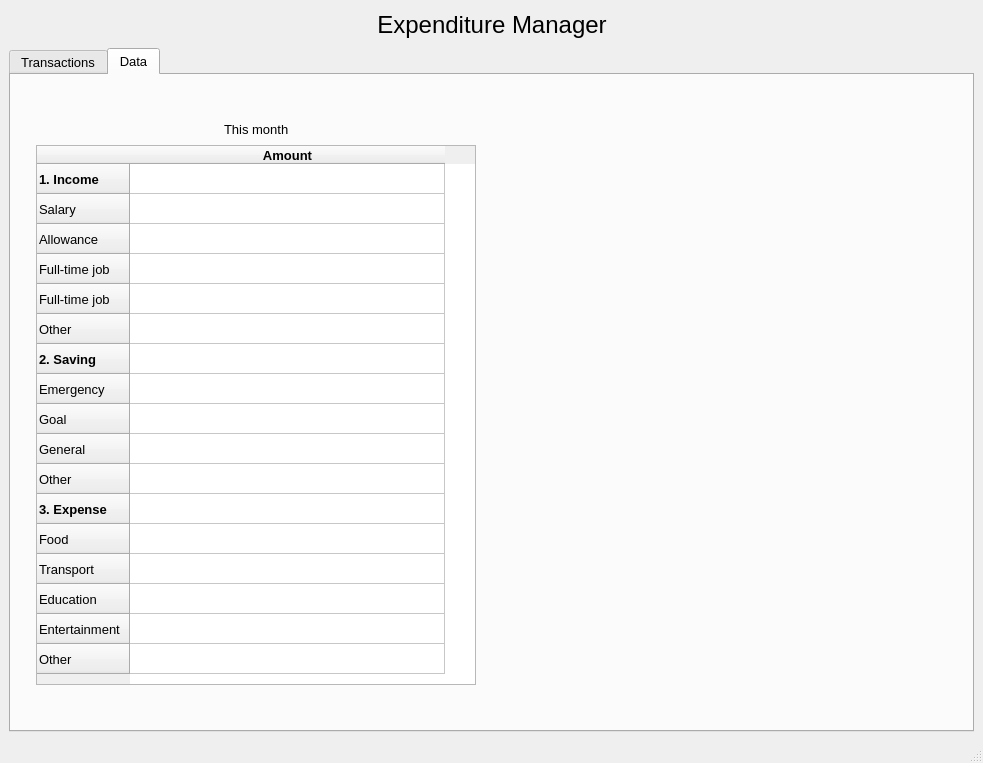
thinh-doan/Expenditure_Manager, file ui_files/Inter_MainWindow.ui: the form before one commit.
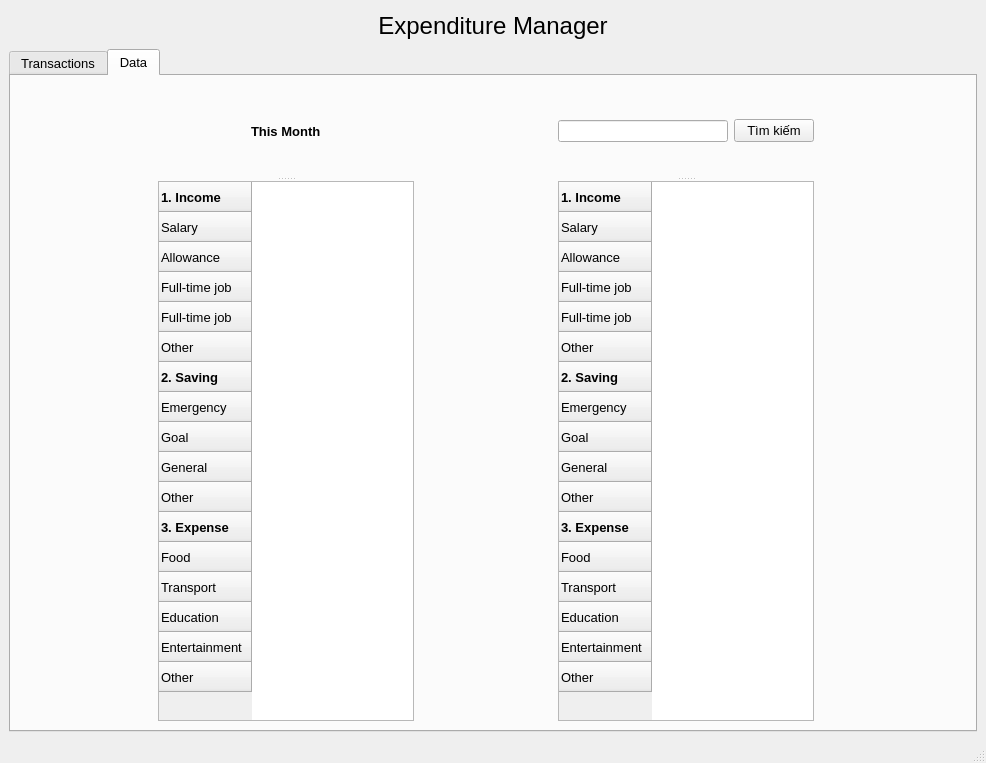
The form after the commit. The open tabs and pages were chosen to show the change.

Diff of the .ui file:
```diff
--- a/ui_files/Inter_MainWindow.ui
+++ b/ui_files/Inter_MainWindow.ui
@@ -6,7 +6,7 @@
    <rect>
     <x>0</x>
     <y>0</y>
-    <width>983</width>
+    <width>986</width>
     <height>763</height>
    </rect>
   </property>
@@ -19,7 +19,7 @@
    <string>Expenditure Manager</string>
   </property>
   <widget class="QWidget" name="centralwidget">
-   <layout class="QVBoxLayout" name="verticalLayout_3">
+   <layout class="QVBoxLayout" name="verticalLayout_3" stretch="1,20">
     <item>
      <layout class="QHBoxLayout" name="horizontalLayout">
       <item>
@@ -69,7 +69,7 @@
        </sizepolicy>
       </property>
       <property name="currentIndex">
-       <number>1</number>
+       <number>0</number>
       </property>
       <widget class="QWidget" name="tabTransactions">
        <attribute name="title">
@@ -95,6 +95,22 @@
                 </property>
                </spacer>
               </item>
+              <item>
+               <widget class="QLineEdit" name="txtMonth"/>
+              </item>
+              <item>
+               <spacer name="horizontalSpacer_18">
+                <property name="orientation">
+                 <enum>Qt::Horizontal</enum>
+                </property>
+                <property name="sizeHint" stdset="0">
+                 <size>
+                  <width>40</width>
+                  <height>20</height>
+                 </size>
+                </property>
+               </spacer>
+              </item>
               <item>
                <widget class="QPushButton" name="btnAdd_Income">
                 <property name="text">
@@ -390,270 +406,410 @@
        <attribute name="title">
         <string>Data</string>
        </attribute>
-       <layout class="QGridLayout" name="gridLayout_8">
-        <item row="3" column="0">
-         <spacer name="verticalSpacer_5">
+       <layout class="QHBoxLayout" name="horizontalLayout_8">
+        <item>
+         <spacer name="horizontalSpacer_15">
           <property name="orientation">
-           <enum>Qt::Vertical</enum>
+           <enum>Qt::Horizontal</enum>
           </property>
           <property name="sizeHint" stdset="0">
            <size>
-            <width>20</width>
-            <height>40</height>
+            <width>129</width>
+            <height>20</height>
            </size>
           </property>
          </spacer>
         </item>
-        <item row="2" column="0">
-         <layout class="QHBoxLayout" name="horizontalLayout_4">
-          <item>
-           <widget class="QTableWidget" name="tableThisMonth">
-            <property name="sizePolicy">
-             <sizepolicy hsizetype="Expanding" vsizetype="Expanding">
-              <horstretch>0</horstretch>
-              <verstretch>0</verstretch>
-             </sizepolicy>
+        <item>
+         <widget class="QSplitter" name="splitter_2">
+          <property name="orientation">
+           <enum>Qt::Vertical</enum>
+          </property>
+          <widget class="QWidget" name="layoutWidget">
+           <layout class="QHBoxLayout" name="horizontalLayout_7">
+            <item>
+             <spacer name="horizontalSpacer_13">
+              <property name="orientation">
+               <enum>Qt::Horizontal</enum>
+              </property>
+              <property name="sizeHint" stdset="0">
+               <size>
+                <width>40</width>
+                <height>20</height>
+               </size>
+              </property>
+             </spacer>
+            </item>
+            <item>
+             <widget class="QLabel" name="label_5">
+              <property name="font">
+               <font>
+                <weight>75</weight>
+                <bold>true</bold>
+               </font>
+              </property>
+              <property name="text">
+               <string>This Month</string>
+              </property>
+             </widget>
+            </item>
+            <item>
+             <spacer name="horizontalSpacer_14">
+              <property name="orientation">
+               <enum>Qt::Horizontal</enum>
+              </property>
+              <property name="sizeHint" stdset="0">
+               <size>
+                <width>40</width>
+                <height>20</height>
+               </size>
+              </property>
+             </spacer>
+            </item>
+           </layout>
+          </widget>
+          <widget class="QTableWidget" name="tableThisMonth">
+           <property name="enabled">
+            <bool>true</bool>
+           </property>
+           <property name="maximumSize">
+            <size>
+             <width>440</width>
+             <height>540</height>
+            </size>
+           </property>
+           <property name="font">
+            <font>
+             <pointsize>10</pointsize>
+            </font>
+           </property>
+           <property name="layoutDirection">
+            <enum>Qt::LeftToRight</enum>
+           </property>
+           <attribute name="horizontalHeaderDefaultSectionSize">
+            <number>315</number>
+           </attribute>
+           <attribute name="verticalHeaderDefaultSectionSize">
+            <number>30</number>
+           </attribute>
+           <row>
+            <property name="text">
+             <string>1. Income</string>
             </property>
-            <property name="minimumSize">
-             <size>
-              <width>440</width>
-              <height>540</height>
-             </size>
+            <property name="font">
+             <font>
+              <weight>75</weight>
+              <bold>true</bold>
+             </font>
             </property>
-            <property name="maximumSize">
-             <size>
-              <width>440</width>
-              <height>540</height>
-             </size>
+           </row>
+           <row>
+            <property name="text">
+             <string>Salary</string>
             </property>
+            <property name="textAlignment">
+             <set>AlignLeading|AlignVCenter</set>
+            </property>
+           </row>
+           <row>
+            <property name="text">
+             <string>Allowance</string>
+            </property>
+           </row>
+           <row>
+            <property name="text">
+             <string>Full-time job</string>
+            </property>
+           </row>
+           <row>
+            <property name="text">
+             <string>Full-time job</string>
+            </property>
+           </row>
+           <row>
+            <property name="text">
+             <string>Other</string>
+            </property>
+           </row>
+           <row>
+            <property name="text">
+             <string>2. Saving</string>
+            </property>
             <property name="font">
              <font>
-              <pointsize>10</pointsize>
+              <weight>75</weight>
+              <bold>true</bold>
              </font>
             </property>
-            <property name="layoutDirection">
-             <enum>Qt::LeftToRight</enum>
+           </row>
+           <row>
+            <property name="text">
+             <string>Emergency</string>
             </property>
-            <attribute name="horizontalHeaderDefaultSectionSize">
-             <number>315</number>
-            </attribute>
-            <attribute name="verticalHeaderDefaultSectionSize">
-             <number>30</number>
-            </attribute>
-            <row>
-             <property name="text">
-              <string>1. Income</string>
-             </property>
-             <property name="font">
-              <font>
-               <weight>75</weight>
-               <bold>true</bold>
-              </font>
-             </property>
-            </row>
-            <row>
-             <property name="text">
-              <string>Salary</string>
-             </property>
-             <property name="textAlignment">
-              <set>AlignLeading|AlignVCenter</set>
-             </property>
-            </row>
-            <row>
-             <property name="text">
-              <string>Allowance</string>
-             </property>
-            </row>
-            <row>
-             <property name="text">
-              <string>Full-time job</string>
-             </property>
-            </row>
-            <row>
-             <property name="text">
-              <string>Full-time job</string>
-             </property>
-            </row>
-            <row>
-             <property name="text">
-              <string>Other</string>
-             </property>
-            </row>
-            <row>
-             <property name="text">
-              <string>2. Saving</string>
-             </property>
-             <property name="font">
-              <font>
-               <weight>75</weight>
-               <bold>true</bold>
-              </font>
-             </property>
-            </row>
-            <row>
-             <property name="text">
-              <string>Emergency</string>
-             </property>
-            </row>
-            <row>
-             <property name="text">
-              <string>Goal</string>
-             </property>
-            </row>
-            <row>
-             <property name="text">
-              <string>General</string>
-             </property>
-            </row>
-            <row>
-             <property name="text">
-              <string>Other</string>
-             </property>
-            </row>
-            <row>
-             <property name="text">
-              <string>3. Expense</string>
-             </property>
-             <property name="font">
-              <font>
-               <weight>75</weight>
-               <bold>true</bold>
-              </font>
-             </property>
-            </row>
-            <row>
-             <property name="text">
-              <string>Food</string>
-             </property>
-            </row>
-            <row>
-             <property name="text">
-              <string>Transport</string>
-             </property>
-            </row>
-            <row>
-             <property name="text">
-              <string>Education</string>
-             </property>
-            </row>
-            <row>
-             <property name="text">
-              <string>Entertainment</string>
-             </property>
-            </row>
-            <row>
-             <property name="text">
-              <string>Other</string>
-             </property>
-            </row>
-            <column>
-             <property name="text">
-              <string>Amount</string>
-             </property>
-             <property name="font">
-              <font>
-               <weight>75</weight>
-               <bold>true</bold>
-              </font>
-             </property>
-            </column>
-           </widget>
-          </item>
-         </layout>
-        </item>
-        <item row="1" column="0">
-         <layout class="QHBoxLayout" name="horizontalLayout_7">
-          <item>
-           <spacer name="horizontalSpacer_13">
-            <property name="orientation">
-             <enum>Qt::Horizontal</enum>
+           </row>
+           <row>
+            <property name="text">
+             <string>Goal</string>
             </property>
-            <property name="sizeHint" stdset="0">
-             <size>
-              <width>40</width>
-              <height>20</height>
-             </size>
+           </row>
+           <row>
+            <property name="text">
+             <string>General</string>
             </property>
-           </spacer>
-          </item>
-          <item>
-           <widget class="QLabel" name="label_5">
+           </row>
+           <row>
             <property name="text">
-             <string>This month</string>
+             <string>Other</string>
             </property>
-           </widget>
-          </item>
-          <item>
-           <spacer name="horizontalSpacer_14">
-            <property name="orientation">
-             <enum>Qt::Horizontal</enum>
+           </row>
+           <row>
+            <property name="text">
+             <string>3. Expense</string>
             </property>
-            <property name="sizeHint" stdset="0">
-             <size>
-              <width>40</width>
-              <height>20</height>
-             </size>
+            <property name="font">
+             <font>
+              <weight>75</weight>
+              <bold>true</bold>
+             </font>
             </property>
-           </spacer>
-          </item>
-         </layout>
+           </row>
+           <row>
+            <property name="text">
+             <string>Food</string>
+            </property>
+           </row>
+           <row>
+            <property name="text">
+             <string>Transport</string>
+            </property>
+           </row>
+           <row>
+            <property name="text">
+             <string>Education</string>
+            </property>
+           </row>
+           <row>
+            <property name="text">
+             <string>Entertainment</string>
+            </property>
+           </row>
+           <row>
+            <property name="text">
+             <string>Other</string>
+            </property>
+           </row>
+          </widget>
+         </widget>
         </item>
-        <item row="2" column="1">
-         <layout class="QHBoxLayout" name="horizontalLayout_18">
-          <item>
-           <spacer name="horizontalSpacer_39">
-            <property name="orientation">
-             <enum>Qt::Horizontal</enum>
+        <item>
+         <spacer name="horizontalSpacer_16">
+          <property name="orientation">
+           <enum>Qt::Horizontal</enum>
+          </property>
+          <property name="sizeHint" stdset="0">
+           <size>
+            <width>130</width>
+            <height>20</height>
+           </size>
+          </property>
+         </spacer>
+        </item>
+        <item>
+         <widget class="QSplitter" name="splitter">
+          <property name="orientation">
+           <enum>Qt::Vertical</enum>
+          </property>
+          <widget class="QWidget" name="layoutWidget">
+           <layout class="QHBoxLayout" name="horizontalLayout_4">
+            <item>
+             <widget class="QLineEdit" name="txtSearch">
+              <property name="minimumSize">
+               <size>
+                <width>161</width>
+                <height>20</height>
+               </size>
+              </property>
+              <property name="font">
+               <font>
+                <pointsize>8</pointsize>
+               </font>
+              </property>
+              <property name="accessibleName">
+               <string/>
+              </property>
+              <property name="placeholderText">
+               <string comment="vd: 2026-2, 2026-3" extracomment="vd: 2026-2, 2026-3"/>
+              </property>
+             </widget>
+            </item>
+            <item>
+             <widget class="QPushButton" name="btnSearch">
+              <property name="minimumSize">
+               <size>
+                <width>0</width>
+                <height>20</height>
+               </size>
+              </property>
+              <property name="text">
+               <string>Tìm kiếm</string>
+              </property>
+             </widget>
+            </item>
+           </layout>
+          </widget>
+          <widget class="QTableWidget" name="tableThisMonth_2">
+           <property name="enabled">
+            <bool>true</bool>
+           </property>
+           <property name="maximumSize">
+            <size>
+             <width>440</width>
+             <height>540</height>
+            </size>
+           </property>
+           <property name="font">
+            <font>
+             <pointsize>10</pointsize>
+            </font>
+           </property>
+           <property name="layoutDirection">
+            <enum>Qt::LeftToRight</enum>
+           </property>
+           <attribute name="horizontalHeaderDefaultSectionSize">
+            <number>315</number>
+           </attribute>
+           <attribute name="verticalHeaderDefaultSectionSize">
+            <number>30</number>
+           </attribute>
+           <row>
+            <property name="text">
+             <string>1. Income</string>
             </property>
-            <property name="sizeHint" stdset="0">
-             <size>
-              <width>40</width>
-              <height>20</height>
-             </size>
+            <property name="font">
+             <font>
+              <weight>75</weight>
+              <bold>true</bold>
+             </font>
             </property>
-           </spacer>
-          </item>
-          <item>
-           <spacer name="horizontalSpacer_15">
-            <property name="orientation">
-             <enum>Qt::Horizontal</enum>
+           </row>
+           <row>
+            <property name="text">
+             <string>Salary</string>
             </property>
-            <property name="sizeHint" stdset="0">
-             <size>
-              <width>40</width>
-              <height>20</height>
-             </size>
+            <property name="textAlignment">
+             <set>AlignLeading|AlignVCenter</set>
             </property>
-           </spacer>
-          </item>
-          <item>
-           <spacer name="horizontalSpacer_40">
-            <property name="orientation">
-             <enum>Qt::Horizontal</enum>
+           </row>
+           <row>
+            <property name="text">
+             <string>Allowance</string>
             </property>
-            <property name="sizeHint" stdset="0">
-             <size>
-              <width>40</width>
-              <height>20</height>
-             </size>
+           </row>
+           <row>
+            <property name="text">
+             <string>Full-time job</string>
             </property>
-           </spacer>
-          </item>
-         </layout>
+           </row>
+           <row>
+            <property name="text">
+             <string>Full-time job</string>
+            </property>
+           </row>
+           <row>
+            <property name="text">
+             <string>Other</string>
+            </property>
+           </row>
+           <row>
+            <property name="text">
+             <string>2. Saving</string>
+            </property>
+            <property name="font">
+             <font>
+              <weight>75</weight>
+              <bold>true</bold>
+             </font>
+            </property>
+           </row>
+           <row>
+            <property name="text">
+             <string>Emergency</string>
+            </property>
+           </row>
+           <row>
+            <property name="text">
+             <string>Goal</string>
+            </property>
+           </row>
+           <row>
+            <property name="text">
+             <string>General</string>
+            </property>
+           </row>
+           <row>
+            <property name="text">
+             <string>Other</string>
+            </property>
+           </row>
+           <row>
+            <property name="text">
+             <string>3. Expense</string>
+            </property>
+            <property name="font">
+             <font>
+              <weight>75</weight>
+              <bold>true</bold>
+             </font>
+            </property>
+           </row>
+           <row>
+            <property name="text">
+             <string>Food</string>
+            </property>
+           </row>
+           <row>
+            <property name="text">
+             <string>Transport</string>
+            </property>
+           </row>
+           <row>
+            <property name="text">
+             <string>Education</string>
+            </property>
+           </row>
+           <row>
+            <property name="text">
+             <string>Entertainment</string>
+            </property>
+           </row>
+           <row>
+            <property name="text">
+             <string>Other</string>
+            </property>
+           </row>
+          </widget>
+         </widget>
         </item>
-        <item row="0" column="1">
-         <spacer name="verticalSpacer_6">
+        <item>
+         <spacer name="horizontalSpacer_17">
           <property name="orientation">
-           <enum>Qt::Vertical</enum>
+           <enum>Qt::Horizontal</enum>
           </property>
           <property name="sizeHint" stdset="0">
            <size>
-            <width>20</width>
-            <height>40</height>
+            <width>129</width>
+            <height>20</height>
            </size>
           </property>
          </spacer>
         </item>
+        <item>
+         <widget class="QLabel" name="label_6">
+          <property name="text">
+           <string/>
+          </property>
+         </widget>
+        </item>
        </layout>
       </widget>
      </widget>
@@ -665,8 +821,8 @@
     <rect>
      <x>0</x>
      <y>0</y>
-     <width>983</width>
-     <height>27</height>
+     <width>986</width>
+     <height>21</height>
     </rect>
    </property>
   </widget>
```
